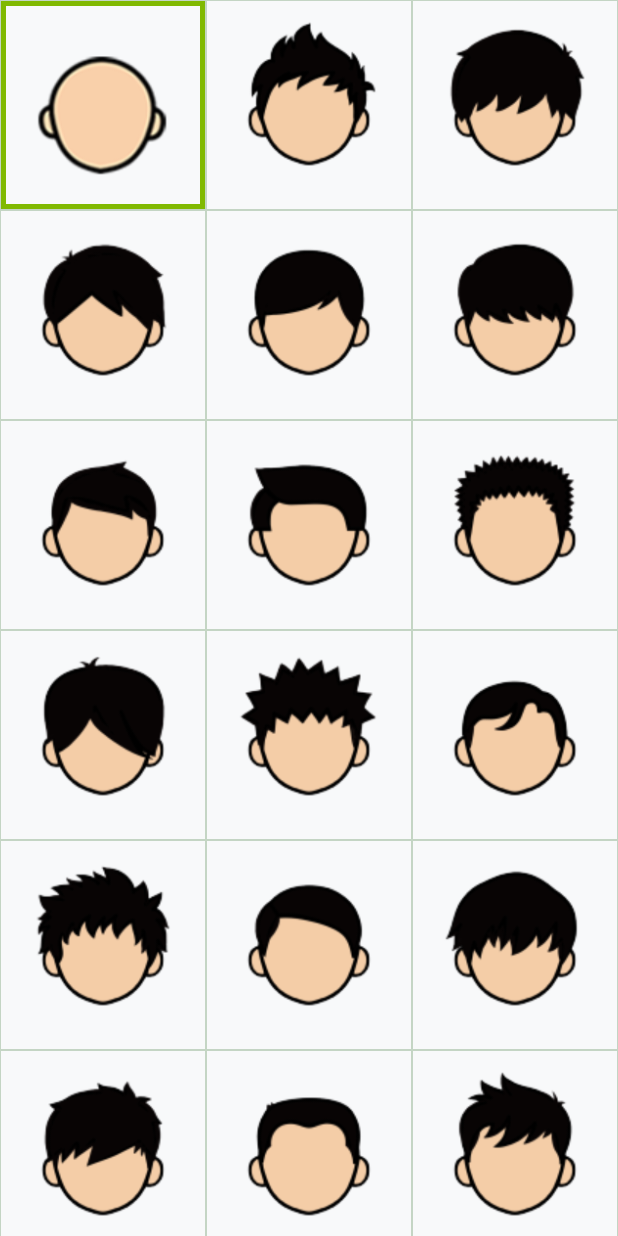
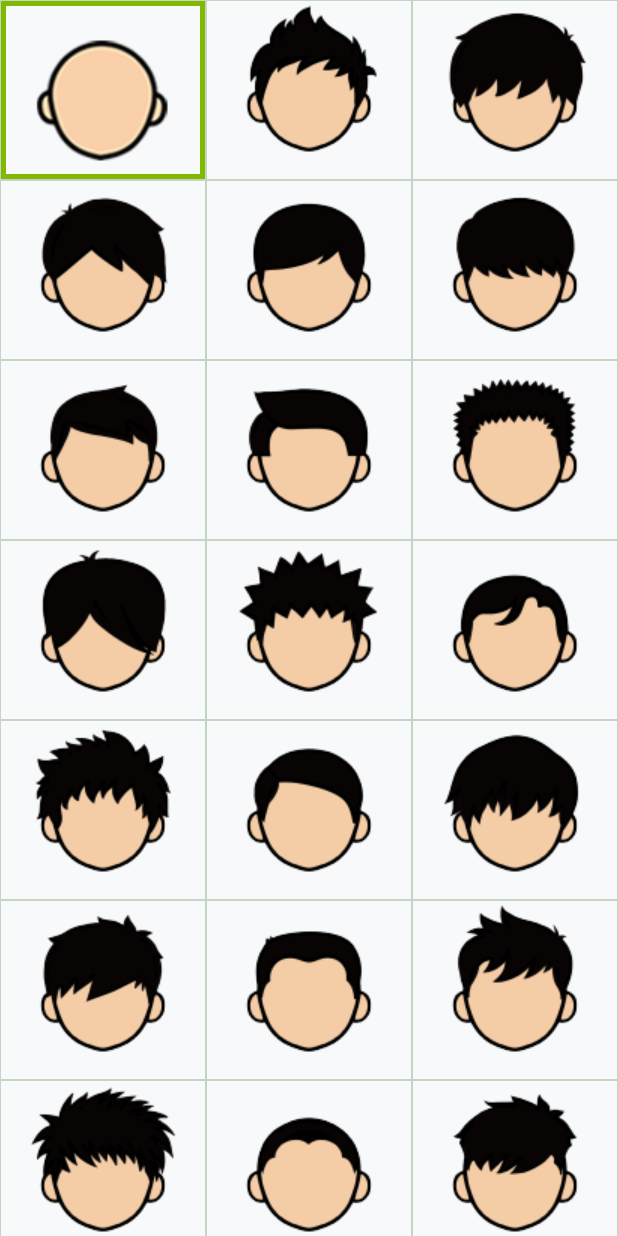
Before and after one commit to Jermmy/myotee, an Android app: the fragment GridFragment shown on its own in the app's theme, on a phone screen of 412 x 824 dp. Run offline under Robolectric (Android 15) with nearby library versions, the phone set to English and light mode, and no system bars; 1 statement that could not run was skipped.

```diff
--- a/app/src/main/res/layout/activity_main.xml
+++ b/app/src/main/res/layout/activity_main.xml
@@ -2,6 +2,7 @@
 <ScrollView xmlns:android="http://schemas.android.com/apk/res/android"
     android:layout_width="match_parent"
     android:layout_height="match_parent"
+    android:scrollbars="none"
     android:background="@color/color_homepage">
 
     <RelativeLayout xmlns:tools="http://schemas.android.com/tools"
--- a/app/src/main/res/layout/item_gridview_edit.xml
+++ b/app/src/main/res/layout/item_gridview_edit.xml
@@ -2,23 +2,12 @@
 <LinearLayout xmlns:android="http://schemas.android.com/apk/res/android"
     android:layout_width="match_parent"
     android:layout_height="match_parent"
-
     android:orientation="vertical">
-
-    <RelativeLayout
-        android:layout_width="match_parent"
-        android:background="@drawable/shape_item_gridview_border"
-        android:padding="10dp"
-        android:layout_height="match_parent">
 
         <ImageView
             android:id="@+id/image"
             android:layout_centerInParent="true"
-            android:layout_width="wrap_content"
-            android:layout_height="wrap_content" />
-
-    </RelativeLayout>
-
-
+            android:layout_width="match_parent"
+            android:layout_height="match_parent" />
 
 </LinearLayout>
```
Also changed, not shown: app/src/main/java/com/xyz/myotee/EditActivity.java (+56 -9 lines), app/src/main/java/com/xyz/myotee/GridFragment.java (+15 -1 lines), 2 other files.
